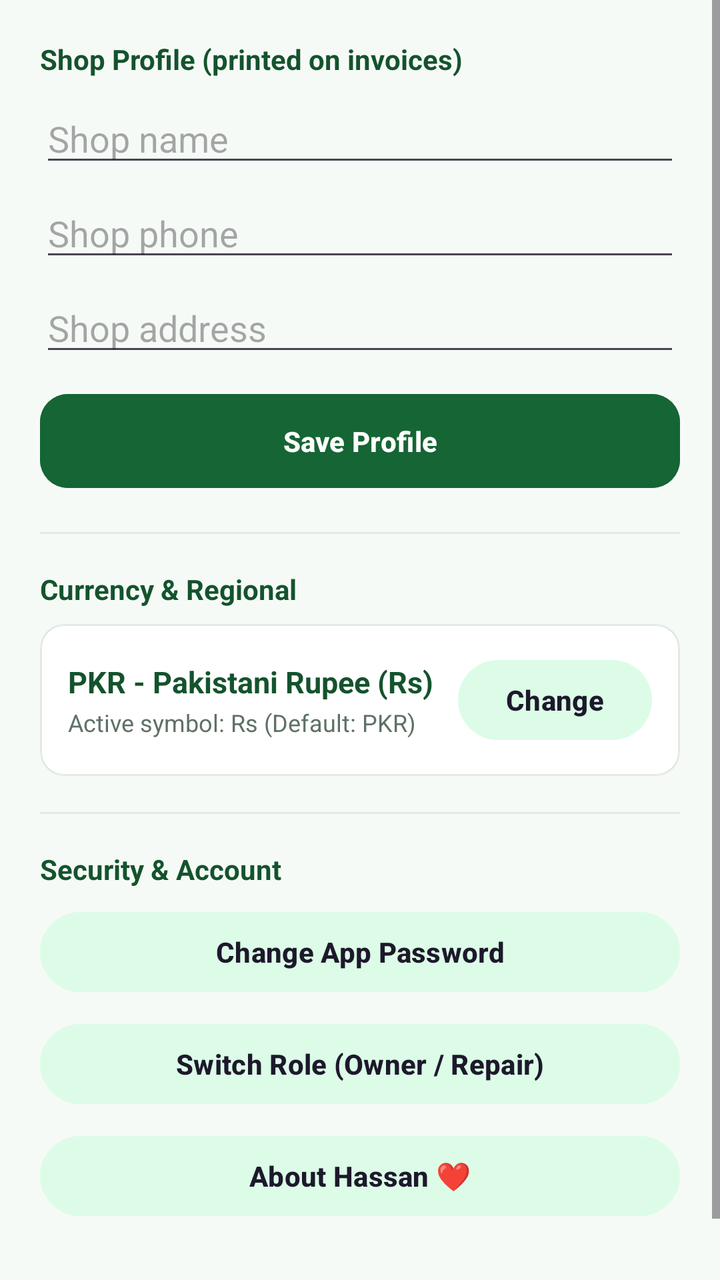
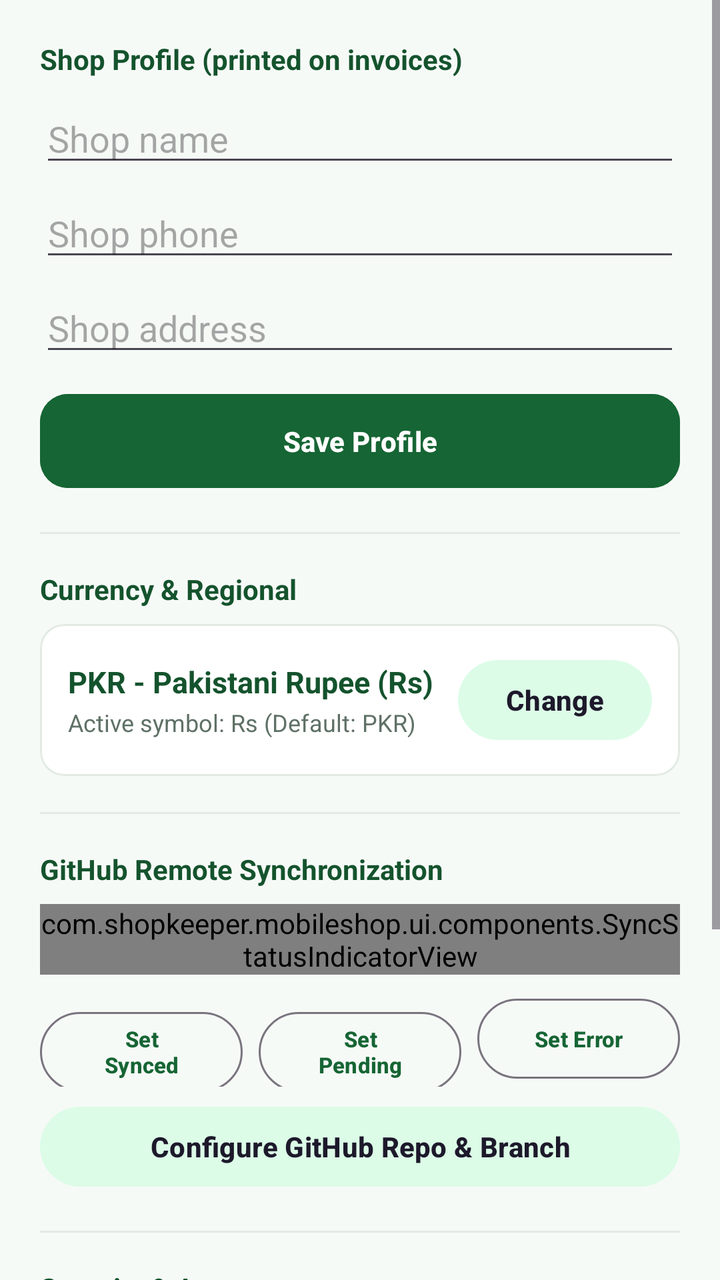

An Android layout rendered at two revisions. The XML below is the earlier revision; the diff shows what the commit changed to produce the second picture.
<!-- AndroidManifest.xml: application theme Theme.MobileShopkeeper -->
<!-- res/layout/fragment_settings.xml -->
<?xml version="1.0" encoding="utf-8"?>
<ScrollView xmlns:android="http://schemas.android.com/apk/res/android"
    xmlns:app="http://schemas.android.com/apk/res-auto"
    android:layout_width="match_parent" android:layout_height="match_parent">
    <LinearLayout android:layout_width="match_parent" android:layout_height="wrap_content"
        android:orientation="vertical" android:padding="20dp">
        <TextView android:layout_width="wrap_content" android:layout_height="wrap_content"
            android:text="Shop Profile (printed on invoices)" android:textStyle="bold"
            android:textColor="@color/green_900"/>
        <EditText android:id="@+id/etShopName" android:layout_width="match_parent"
            android:layout_height="wrap_content" android:hint="Shop name" android:layout_marginTop="8dp"/>
        <EditText android:id="@+id/etShopPhone" android:layout_width="match_parent"
            android:layout_height="wrap_content" android:hint="Shop phone"
            android:inputType="phone" android:layout_marginTop="6dp"/>
        <EditText android:id="@+id/etShopAddress" android:layout_width="match_parent"
            android:layout_height="wrap_content" android:hint="Shop address" android:layout_marginTop="6dp"/>
        <com.google.android.material.button.MaterialButton android:id="@+id/btnSaveProfile"
            android:layout_width="match_parent" android:layout_height="wrap_content"
            android:layout_marginTop="10dp" android:text="Save Profile"
            android:backgroundTint="@color/green_800"/>

        <View android:layout_width="match_parent" android:layout_height="1dp"
            android:background="@color/divider" android:layout_marginVertical="18dp"/>

        <TextView android:layout_width="wrap_content" android:layout_height="wrap_content"
            android:text="Currency &amp; Regional" android:textStyle="bold"
            android:textColor="@color/green_900"/>

        <com.google.android.material.card.MaterialCardView
            android:layout_width="match_parent"
            android:layout_height="wrap_content"
            android:layout_marginTop="8dp"
            app:cardCornerRadius="12dp"
            app:strokeWidth="1dp"
            app:strokeColor="@color/divider">
            <LinearLayout
                android:layout_width="match_parent"
                android:layout_height="wrap_content"
                android:orientation="horizontal"
                android:padding="14dp"
                android:gravity="center_vertical">
                <LinearLayout
                    android:layout_width="0dp"
                    android:layout_height="wrap_content"
                    android:layout_weight="1"
                    android:orientation="vertical">
                    <TextView
                        android:id="@+id/tvCurrentCurrency"
                        android:layout_width="wrap_content"
                        android:layout_height="wrap_content"
                        android:text="PKR - Pakistani Rupee (Rs)"
                        android:textStyle="bold"
                        android:textColor="@color/green_900"
                        android:textSize="15sp"/>
                    <TextView
                        android:id="@+id/tvCurrencySymbolPreview"
                        android:layout_width="wrap_content"
                        android:layout_height="wrap_content"
                        android:text="Active symbol: Rs (Default: PKR)"
                        android:textColor="@color/text_secondary"
                        android:textSize="12sp"
                        android:layout_marginTop="2dp"/>
                </LinearLayout>
                <com.google.android.material.button.MaterialButton
                    android:id="@+id/btnSelectCurrency"
                    style="@style/Widget.Material3.Button.TonalButton"
                    android:layout_width="wrap_content"
                    android:layout_height="wrap_content"
                    android:text="Change"/>
            </LinearLayout>
        </com.google.android.material.card.MaterialCardView>

        <View android:layout_width="match_parent" android:layout_height="1dp"
            android:background="@color/divider" android:layout_marginVertical="18dp"/>

        <TextView android:layout_width="wrap_content" android:layout_height="wrap_content"
            android:text="Security &amp; Account" android:textStyle="bold"
            android:textColor="@color/green_900"/>

        <com.google.android.material.button.MaterialButton android:id="@+id/btnChangePassword"
            style="@style/Widget.Material3.Button.TonalButton"
            android:layout_width="match_parent" android:layout_height="wrap_content"
            android:layout_marginTop="8dp"
            android:text="Change App Password"/>
        <com.google.android.material.button.MaterialButton android:id="@+id/btnSwitchRole"
            style="@style/Widget.Material3.Button.TonalButton"
            android:layout_width="match_parent" android:layout_height="wrap_content"
            android:layout_marginTop="8dp" android:text="Switch Role (Owner / Repair)"/>
        <com.google.android.material.button.MaterialButton android:id="@+id/btnAbout"
            style="@style/Widget.Material3.Button.TonalButton"
            android:layout_width="match_parent" android:layout_height="wrap_content"
            android:layout_marginTop="8dp" android:text="About Hassan ❤"/>
        <TextView android:layout_width="match_parent" android:layout_height="wrap_content"
            android:gravity="center" android:layout_marginTop="24dp"
            android:text="@string/version" android:textColor="@color/text_secondary" android:textSize="12sp"/>
    </LinearLayout>
</ScrollView>
<!-- resources referenced by this layout -->
<resources>
  <color name="divider">#E2EAE4</color>
  <color name="green_800">#166534</color>
  <color name="green_900">#14532D</color>
  <color name="text_secondary">#5F7166</color>
  <string name="version">Version 1.0.0</string>
  <style name="Theme.MobileShopkeeper" parent="Theme.Material3.Light.NoActionBar">
          <item name="colorPrimary">@color/green_800</item>
          <item name="colorOnPrimary">@color/white</item>
          <item name="colorPrimaryContainer">@color/green_100</item>
          <item name="colorOnPrimaryContainer">@color/green_900</item>
          <item name="colorSecondary">@color/green_600</item>
          <item name="colorOnSecondary">@color/white</item>
          <item name="colorSecondaryContainer">@color/green_100</item>
          <item name="colorSurface">@color/surface</item>
          <item name="colorOnSurface">@color/text_primary</item>
          <item name="android:colorBackground">@color/background_light</item>
          <item name="colorError">@color/error</item>
  
          <item name="android:statusBarColor">@color/green_900</item>
          <item name="android:navigationBarColor">@color/white</item>
          <item name="android:windowLightStatusBar">false</item>
  
          <item name="shapeAppearanceMediumComponent">@style/Shape.MobileShop.Medium</item>
          <item name="materialButtonStyle">@style/Widget.MobileShop.Button</item>
          <item name="textInputStyle">@style/Widget.MobileShop.TextInput</item>
      </style>
  <color name="white">#FFFFFF</color>
  <color name="green_100">#DCFCE7</color>
  <color name="green_600">#16A34A</color>
  <color name="surface">#FFFFFF</color>
  <color name="text_primary">#1A2E22</color>
  <color name="background_light">#F6FAF7</color>
  <color name="error">#DC2626</color>
  <style name="Shape.MobileShop.Medium" parent="ShapeAppearance.Material3.MediumComponent">
          <item name="cornerSize">14dp</item>
      </style>
  <style name="Widget.MobileShop.Button" parent="Widget.Material3.Button">
          <item name="cornerRadius">14dp</item>
          <item name="android:textAllCaps">false</item>
          <item name="android:paddingTop">14dp</item>
          <item name="android:paddingBottom">14dp</item>
          <item name="android:textStyle">bold</item>
      </style>
  <style name="Widget.MobileShop.TextInput" parent="Widget.Material3.TextInputLayout.OutlinedBox">
          <item name="boxCornerRadiusTopStart">14dp</item>
          <item name="boxCornerRadiusTopEnd">14dp</item>
          <item name="boxCornerRadiusBottomStart">14dp</item>
          <item name="boxCornerRadiusBottomEnd">14dp</item>
          <item name="boxStrokeColor">@color/selector_input_stroke</item>
      </style>
</resources>

<!-- the commit's change to res/layout/fragment_settings.xml (unified diff, before → after) -->
@@ -74,6 +74,64 @@
             android:background="@color/divider" android:layout_marginVertical="18dp"/>
 
         <TextView android:layout_width="wrap_content" android:layout_height="wrap_content"
+            android:text="GitHub Remote Synchronization" android:textStyle="bold"
+            android:textColor="@color/green_900"/>
+
+        <com.shopkeeper.mobileshop.ui.components.SyncStatusIndicatorView
+            android:id="@+id/settingsSyncIndicator"
+            android:layout_width="match_parent"
+            android:layout_height="wrap_content"
+            android:layout_marginTop="8dp"/>
+
+        <LinearLayout
+            android:layout_width="match_parent"
+            android:layout_height="wrap_content"
+            android:orientation="horizontal"
+            android:layout_marginTop="8dp">
+
+            <com.google.android.material.button.MaterialButton
+                android:id="@+id/btnTestSyncSuccess"
+                style="@style/Widget.Material3.Button.OutlinedButton"
+                android:layout_width="0dp"
+                android:layout_height="wrap_content"
+                android:layout_weight="1"
+                android:layout_marginEnd="4dp"
+                android:text="Set Synced"
+                android:textSize="11sp"/>
+
+            <com.google.android.material.button.MaterialButton
+                android:id="@+id/btnTestSyncPending"
+                style="@style/Widget.Material3.Button.OutlinedButton"
+                android:layout_width="0dp"
+                android:layout_height="wrap_content"
+                android:layout_weight="1"
+                android:layout_marginHorizontal="4dp"
+                android:text="Set Pending"
+                android:textSize="11sp"/>
+
+            <com.google.android.material.button.MaterialButton
+                android:id="@+id/btnTestSyncError"
+                style="@style/Widget.Material3.Button.OutlinedButton"
+                android:layout_width="0dp"
+                android:layout_height="wrap_content"
+                android:layout_weight="1"
+                android:layout_marginStart="4dp"
+                android:text="Set Error"
+                android:textSize="11sp"/>
+        </LinearLayout>
+
+        <com.google.android.material.button.MaterialButton
+            android:id="@+id/btnConfigureRepo"
+            style="@style/Widget.Material3.Button.TonalButton"
+            android:layout_width="match_parent"
+            android:layout_height="wrap_content"
+            android:layout_marginTop="6dp"
+            android:text="Configure GitHub Repo &amp; Branch"/>
+
+        <View android:layout_width="match_parent" android:layout_height="1dp"
+            android:background="@color/divider" android:layout_marginVertical="18dp"/>
+
+        <TextView android:layout_width="wrap_content" android:layout_height="wrap_content"
             android:text="Security &amp; Account" android:textStyle="bold"
             android:textColor="@color/green_900"/>
 
